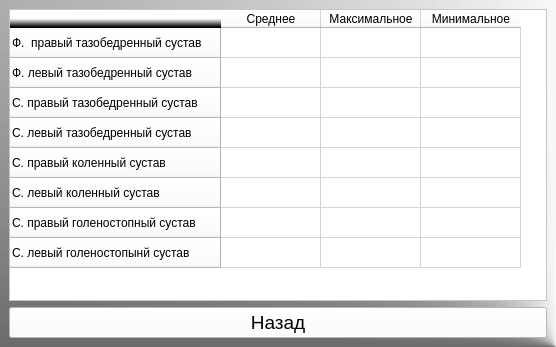
First picture: the form in Res_pac.ui, repository Myhammadsak/MotionCapture_1vers, before the edit.
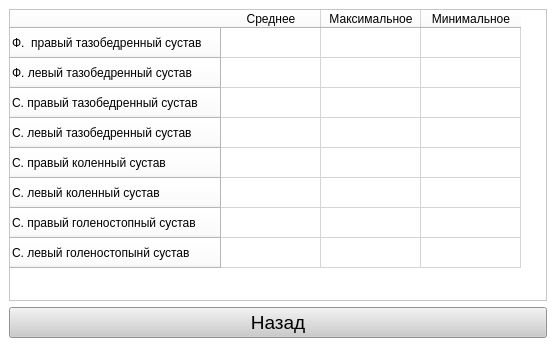
Second picture: the form after the edit.

The edit to the form file:
```diff
--- a/Res_pac.ui
+++ b/Res_pac.ui
@@ -14,7 +14,7 @@
    <string>MainWindow</string>
   </property>
   <property name="styleSheet">
-   <string notr="true">background-color: qconicalgradient(cx:1, cy:1, angle:263.8, stop:0.505682 rgba(255, 255, 255, 207), stop:1 rgba(0, 0, 0, 255));</string>
+   <string notr="true">background-color: rgb(255, 255, 255);</string>
   </property>
   <widget class="QWidget" name="centralwidget">
    <layout class="QHBoxLayout" name="horizontalLayout">
@@ -90,7 +90,7 @@
          </font>
         </property>
         <property name="styleSheet">
-         <string notr="true">background-color: rgb(255, 255, 255);</string>
+         <string notr="true">background-color: rgb(203, 203, 203);</string>
         </property>
         <property name="text">
          <string>Назад</string>
```
